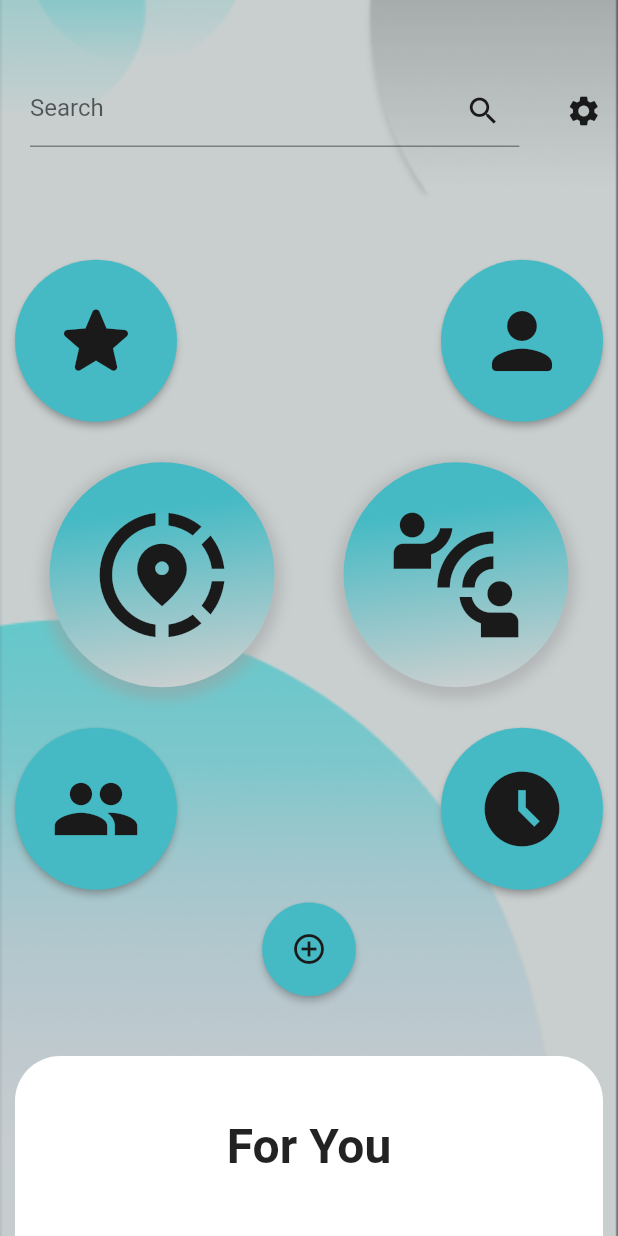
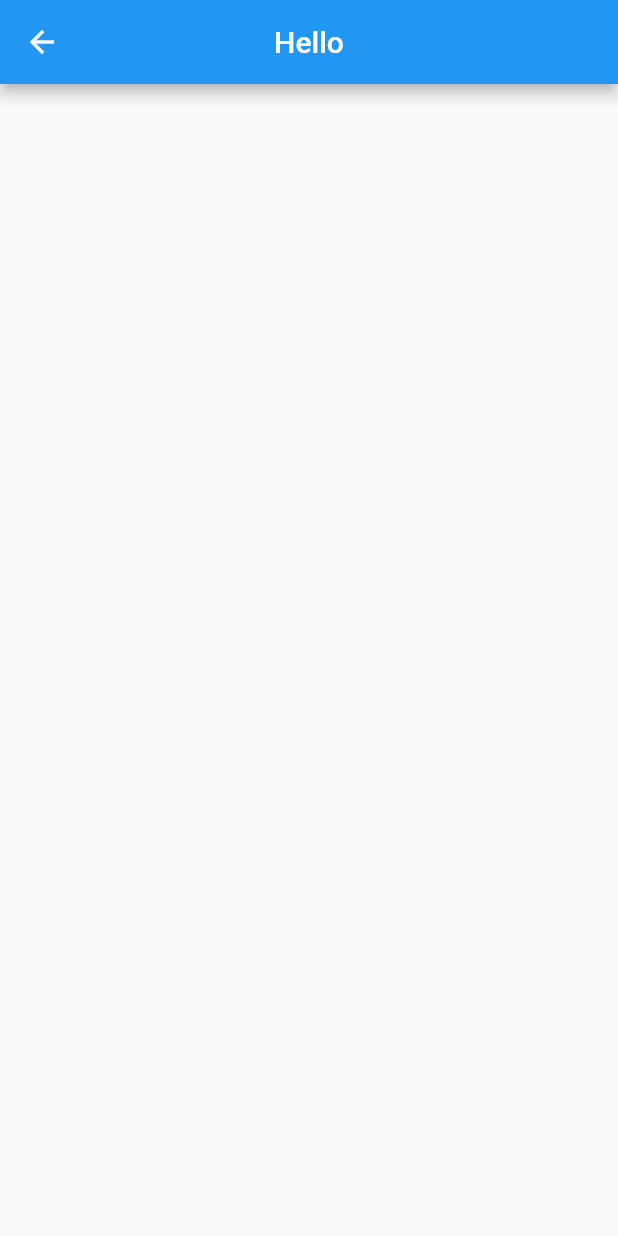
Before and after one commit to DPITmsg/ConnectWave-FE, a Flutter app: the screen it shows after launch, after a tap on the "star" icon, on a phone screen of 412 x 824 dp. Run offline on Flutter 3.47's test engine with Material 2 defaults, Android fonts, the phone set to English and light mode, and no system bars; our stand-ins replace flutter_rating_bar; missing offline and left inert: dart:ffi.

Commit message:
connected the pages
connected the Home Page and Profile Page

```diff
--- a/lib/homepage/Widgets/cardmenubig.dart
+++ b/lib/homepage/Widgets/cardmenubig.dart
@@ -9,9 +9,7 @@ class CardMenuBig extends StatelessWidget {
 
   @override
   Widget build(BuildContext context) {
-    return InkWell(
-      onTap: (){},
-      child: Container(
+    return Container(
       width: 150,height: 150,
          child: Icon(icon, size: 100, color: Color(0xff1a1a1a)),
          decoration: BoxDecoration(
@@ -29,7 +27,6 @@ class CardMenuBig extends StatelessWidget {
              ),
            ],
         ),
-         ),
        );
   }
 }
--- a/lib/homepage/Widgets/cardmenusmall.dart
+++ b/lib/homepage/Widgets/cardmenusmall.dart
@@ -1,14 +1,19 @@
 import 'package:flutter/material.dart';
+import 'package:my_project/profilepage/Widgets/profilepage.dart';
+import 'test.dart';
 
 class CardMenuSmall extends StatelessWidget {
   final IconData icon;
+  final Widget? child;
 
-  CardMenuSmall(this.icon);
+  CardMenuSmall(this.icon, this.child);
 
   @override
   Widget build(BuildContext context) {
     return ElevatedButton(
-      onPressed: () {},
+      onPressed: () {
+        Navigator.of(context).push(MaterialPageRoute(builder: (context) => child!));
+      },
       child: Icon(icon, size: 60, color: Color(0xff1a1a1a),),
       style: ElevatedButton.styleFrom(
         shadowColor: Colors.grey,
--- a/lib/homepage/Widgets/homepage.dart
+++ b/lib/homepage/Widgets/homepage.dart
@@ -1,9 +1,11 @@
 import 'package:flutter/material.dart';
 import 'package:my_project/homepage/Widgets/cardmenuaddactivity.dart';
 import 'package:my_project/homepage/Widgets/cardmenubig.dart';
+import 'package:my_project/profilepage/Widgets/profilepage.dart';
 import 'cardmenusmall.dart';
 import 'foryou.dart';
 import 'searchbar.dart';
+import 'test.dart';
 
 class HomePage extends StatelessWidget {
   const HomePage({super.key});
@@ -40,8 +42,8 @@ class HomePage extends StatelessWidget {
                   child: Row(
                     mainAxisAlignment: MainAxisAlignment.spaceBetween,
                     children: <Widget>[
-                      CardMenuSmall(Icons.star_rounded),
-                      CardMenuSmall(Icons.person_rounded),
+                      CardMenuSmall(Icons.star_rounded, Test()),
+                      CardMenuSmall(Icons.person_rounded, ProfilePage()),
                     ],
                   ),
                 ),
@@ -50,8 +52,8 @@ class HomePage extends StatelessWidget {
                   child: Row(
                     mainAxisAlignment: MainAxisAlignment.spaceAround,
                     children: <Widget>[
-                      CardMenuBig(Icons.share_location),
-                      CardMenuBig(Icons.connect_without_contact),
+                      InkWell(onTap: () {}, child: CardMenuBig(Icons.share_location)),
+                      InkWell(onTap: () {}, child: CardMenuBig(Icons.connect_without_contact)),
                     ],
                   ),
                 ),
@@ -60,8 +62,8 @@ class HomePage extends StatelessWidget {
                   child: Row(
                     mainAxisAlignment: MainAxisAlignment.spaceBetween,
                     children: <Widget>[
-                      CardMenuSmall(Icons.people),
-                      CardMenuSmall(Icons.access_time_filled),
+                      CardMenuSmall(Icons.people, Test()),
+                      CardMenuSmall(Icons.access_time_filled, Test()),
                     ],
                   ),
                 ),
--- /dev/null
+++ b/lib/homepage/Widgets/test.dart
@@ -0,0 +1,12 @@
+import 'package:flutter/material.dart';
+
+class Test extends StatelessWidget {
+  const Test({super.key});
+
+  @override
+  Widget build(BuildContext context) {
+    return Scaffold(
+      appBar: AppBar(centerTitle: true, title: Text('Hello')),
+    );
+  }
+}
--- a/lib/main.dart
+++ b/lib/main.dart
@@ -1,5 +1,4 @@
 import 'package:flutter/material.dart';
-
 import 'homepage/Widgets/homepage.dart';
 
 void main() => runApp(MaterialApp(
--- a/lib/profilepage/Widgets/profilepage.dart
+++ b/lib/profilepage/Widgets/profilepage.dart
@@ -100,6 +100,9 @@ class ProfilePage extends StatelessWidget {
                   padding: EdgeInsets.fromLTRB(10, 50, 0, 0),
                   child: InkWell(
                     child: SizedBox(width: 40, height: 40, child: Image.asset('assets/left-arrow.png')),
+                    onTap: (){
+                      Navigator.of(context).pop();
+                    },
                   )
               ),
               Padding(
```
Also changed, not shown: pubspec.lock, 1 other file. Lines whose indentation alone changed are shown as unchanged.
